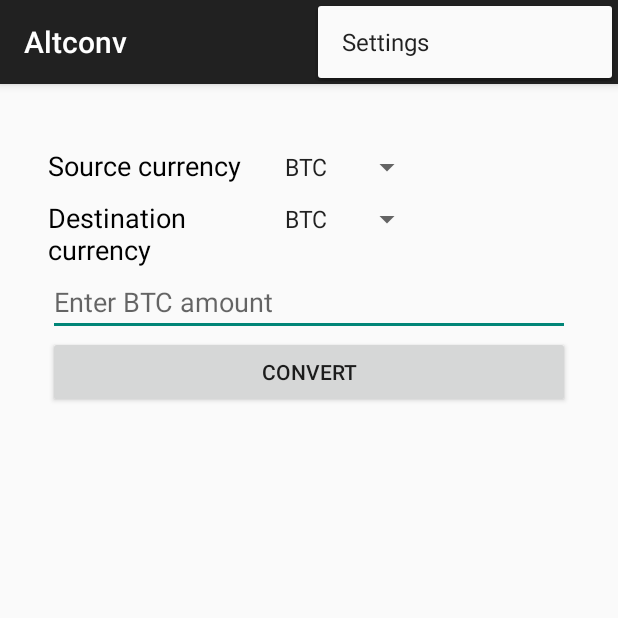
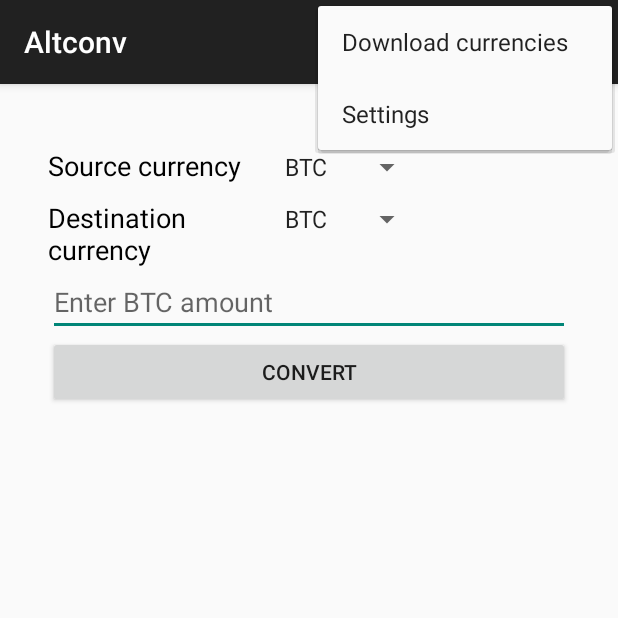
Before and after one commit to mpi77/altconv, an Android app: the screen it shows after launch (MainActivity), with the options menu open, on a phone screen of 412 x 824 dp, the top half of it. Run offline under Robolectric (Android 15) with nearby library versions, the phone set to English and light mode, and no system bars.

Commit message:
added save/restore InstanceState(); added download btn handler;

```diff
--- a/app/src/main/res/menu/menu_main.xml
+++ b/app/src/main/res/menu/menu_main.xml
@@ -1,6 +1,9 @@
 <menu xmlns:android="http://schemas.android.com/apk/res/android"
     xmlns:app="http://schemas.android.com/apk/res-auto"
     xmlns:tools="http://schemas.android.com/tools" tools:context=".MainActivity">
-    <item android:id="@+id/action_settings" android:title="@string/action_settings"
+
+    <item android:id="@+id/action_download" android:title="@string/menu_download"
+        android:orderInCategory="100" app:showAsAction="never" />
+    <item android:id="@+id/action_settings" android:title="@string/menu_settings"
         android:orderInCategory="100" app:showAsAction="never" />
 </menu>
--- a/app/src/main/res/values/strings.xml
+++ b/app/src/main/res/values/strings.xml
@@ -3,7 +3,8 @@
 
     <string name="app_name">Altconv</string>
     <string name="hello_world">Hello world!</string>
-    <string name="action_settings">Settings</string>
+    <string name="menu_settings">Settings</string>
+    <string name="menu_download">Download currencies</string>
     <string name="tv_from_curr">Source currency</string>
     <string name="tv_to_curr">Destination currency</string>
     <string name="te_value">Value to convert</string>
```
Also changed, not shown: app/src/main/java/cz/sd2/altconv/MainActivity.java (+22 -4 lines).
